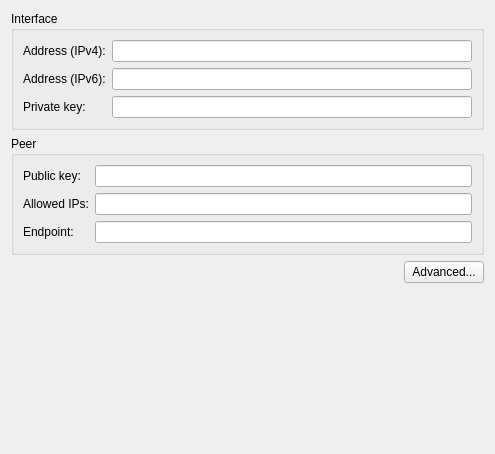
Old version of the form vpn/wireguard/wireguard.ui in the repository KDE/plasma-nm.
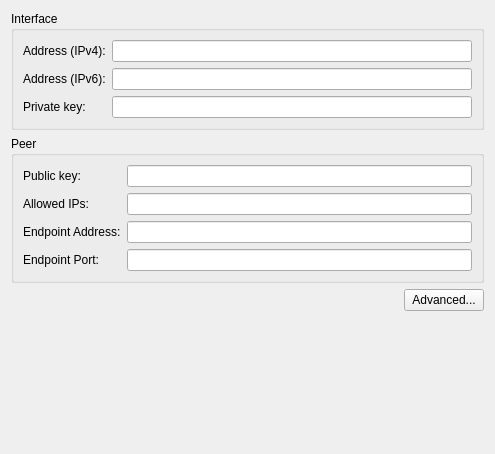
New version of the form. Custom widgets are drawn as their Qt base class.

Commit message:
Change entry of Endpoint UI
Summary:

Entry of the Endpoint was originally done in only
one LineEdit which included both the host and port
number. This update changes this so the host (as either
an IPv4, IPv6, or Fully Qualified Domain Name) is
entered in one LineEdit while the port number is
specified in another.

Reviewers: jgrulich

Reviewed By: jgrulich

Subscribers: ngraham, plasma-devel

Tags: #plasma

Patch:
```diff
--- a/vpn/wireguard/wireguard.ui
+++ b/vpn/wireguard/wireguard.ui
@@ -118,7 +118,7 @@
       <item row="2" column="0">
        <widget class="QLabel" name="endpointLabel">
         <property name="text">
-         <string>Endpoint:</string>
+         <string>Endpoint Address:</string>
         </property>
        </widget>
       </item>
@@ -130,6 +130,23 @@
         </property>
        </widget>
       </item>
+      <item row="3" column="0">
+       <widget class="QLabel" name="endpointPortLabel">
+        <property name="text">
+         <string>Endpoint Port:</string>
+        </property>
+       </widget>
+      </item>
+      <item row="3" column="1">
+       <widget class="QLineEdit" name="endpointPortLineEdit">
+        <property name="toolTip">
+         <string>Optional.
+An endpoint port number.</string>
+        </property>
+       </widget>
+      </item>
+
+
      </layout>
     </widget>
    </item>
```
Left out of the diff: 7 changed lines with no effect on the pictures. The commit also changes 1 other file.
